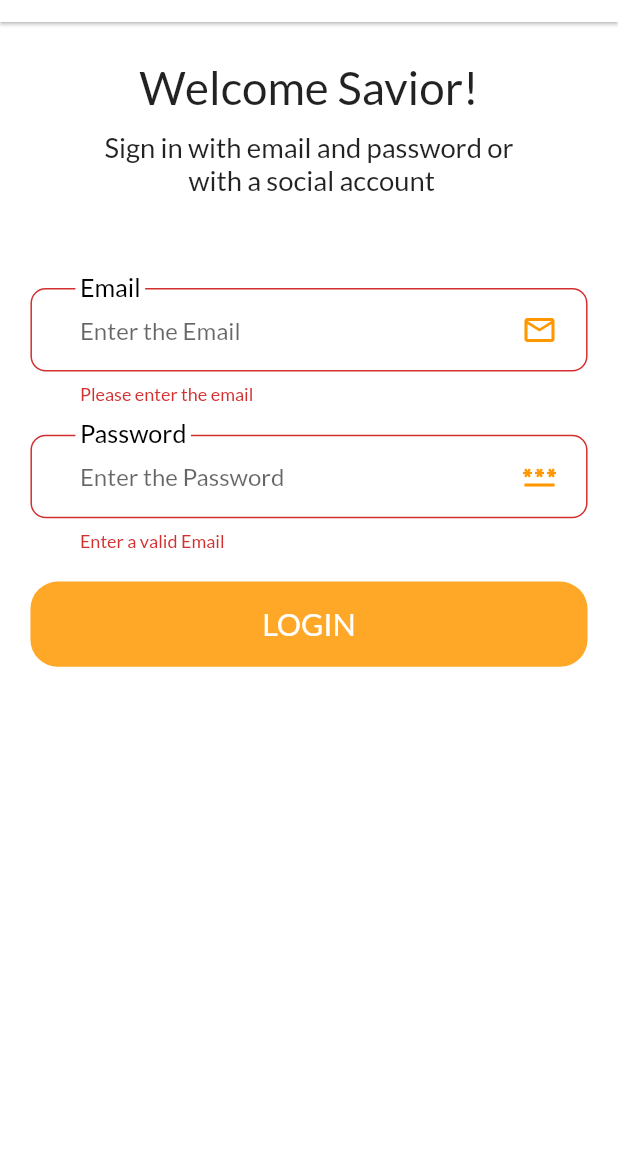
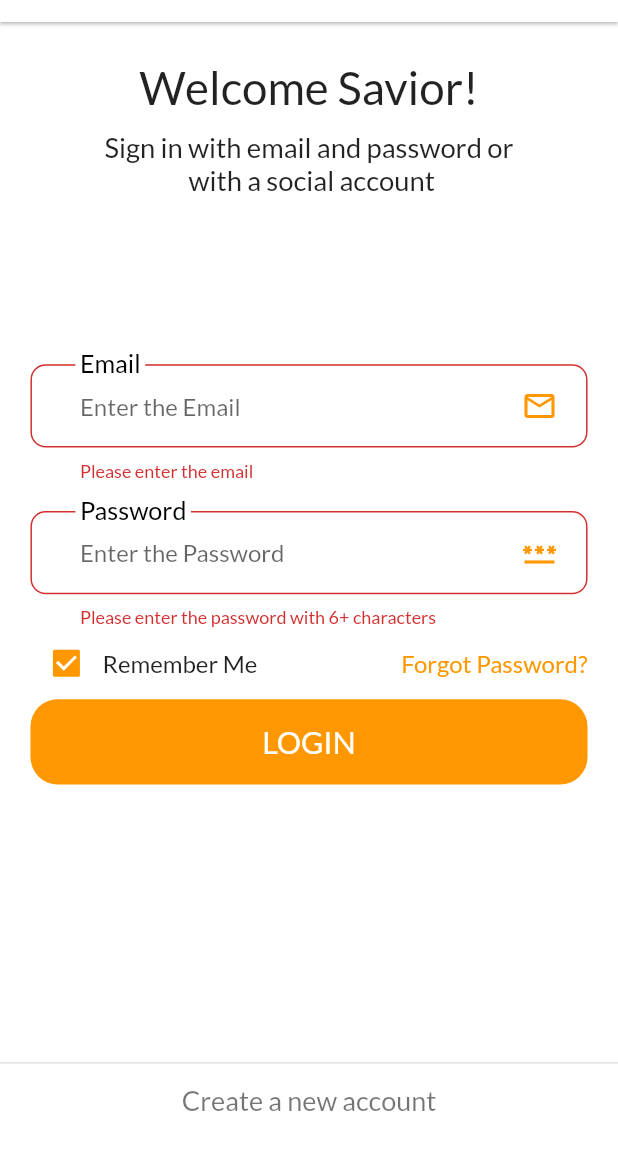
Before and after one commit to moxarth/helping_hands_v2, a Flutter app: the screen it shows after launch, after a tap on "LOGIN", on a phone screen of 412 x 824 dp, the part 62-1232 px from its top. Run offline on Flutter 3.47's test engine with Material 2 defaults, Android fonts, the phone set to English and light mode, and no system bars; our stand-ins replace email_validator, firebase_auth, firebase_core, google_fonts, google_sign_in, lottie; accounts and stored records are empty.

Commit message:
Updated the code

```diff
--- a/lib/main.dart
+++ b/lib/main.dart
@@ -22,7 +22,7 @@ class MyApp extends StatelessWidget {
       title: 'Helping Hands',
       debugShowCheckedModeBanner: false,
       theme: ThemeData(
-        primaryColor: Colors.orange.shade400,
+        primaryColor: Colors.orange.shade500,
         textTheme: GoogleFonts.latoTextTheme(),
         scaffoldBackgroundColor: Colors.white,
         brightness: Brightness.light,
--- a/lib/screens/home_page/home_page.dart
+++ b/lib/screens/home_page/home_page.dart
@@ -1,9 +1,9 @@
 import 'package:flutter/material.dart';
 import 'package:helping_hands_v2/constants/constants.dart';
+import 'package:helping_hands_v2/services/authentication_methods.dart';
 import 'package:lottie/lottie.dart';
 
 class MyHomePage extends StatefulWidget {
-
   static String routeName = '/home';
 
   @override
@@ -16,16 +16,24 @@ class _MyHomePageState extends State<MyHomePage> {
     return Scaffold(
       appBar: AppBar(
         elevation: 1.0,
-        title: Text(
-          "Welcome",
-          style: regularTextStyle
-        ),
+        title: Text("Welcome", style: regularTextStyle),
         titleSpacing: 3.0,
         centerTitle: true,
         backgroundColor: Colors.white,
       ),
-      body: Center(
-        child: Lottie.asset("assets/animations/animation-1.json"),
+      body: Column(
+        children: [
+          Center(
+            child: Lottie.asset("assets/animations/animation-1.json"),
+          ),
+          IconButton(
+            onPressed: () async {
+              await AuthServices().signOut();
+              print("SIGNING OUT...");
+            },
+            icon: Icon(Icons.logout),
+          ),
+        ],
       ),
     );
   }
--- a/lib/screens/login_page/login_page_body.dart
+++ b/lib/screens/login_page/login_page_body.dart
@@ -1,5 +1,6 @@
 import 'package:email_validator/email_validator.dart';
 import 'package:flutter/material.dart';
+import 'package:google_fonts/google_fonts.dart';
 import 'package:helping_hands_v2/services/authentication_methods.dart';
 import 'package:helping_hands_v2/size_config.dart';
 import 'package:helping_hands_v2/widgets/custom_button.dart';
@@ -19,11 +20,12 @@ class _LoginPageBodyState extends State<LoginPageBody> {
   FocusNode? _passwordFocusNode;
   bool isLoading = false;
   bool isForgotPasswordChecked = false;
+  late bool isRememberMeTicked = true;
 
   @override
   void initState() {
+    super.initState();
     _passwordFocusNode = FocusNode();
-    super.initState();
   }
 
   @override
@@ -34,13 +36,14 @@ class _LoginPageBodyState extends State<LoginPageBody> {
         child: SingleChildScrollView(
           child: Column(
             children: [
-              SizedBox(height: getProportionateScreenHeight(25),),
+              SizedBox(
+                height: getProportionateScreenHeight(25),
+              ),
               Text(
                 "Welcome Savior!",
                 style: TextStyle(
                     fontSize: getProportionateScreenHeight(30),
-                  fontWeight: FontWeight.w500
-                ),
+                    fontWeight: FontWeight.w500),
               ),
               SizedBox(
                 height: getProportionateScreenHeight(10),
@@ -49,11 +52,12 @@ class _LoginPageBodyState extends State<LoginPageBody> {
                 "Sign in with email and password or\n with a social account",
                 style: TextStyle(
                     fontSize: getProportionateScreenHeight(18),
-                    fontWeight: FontWeight.w500
-                ),
+                    fontWeight: FontWeight.w500),
                 textAlign: TextAlign.center,
               ),
-              SizedBox(height: getProportionateScreenHeight(60),),
+              SizedBox(
+                height: getProportionateScreenHeight(110),
+              ),
               Form(
                 key: widget.formKey!,
                 child: Padding(
@@ -64,8 +68,9 @@ class _LoginPageBodyState extends State<LoginPageBody> {
                     children: [
                       CustomInput(
                         validator: (value) {
-                          final bool isValidate = EmailValidator.validate(value!);
-                          if(value.isEmpty){
+                          final bool isValidate =
+                              EmailValidator.validate(value!);
+                          if (value.isEmpty) {
                             return 'Please enter the email';
                           } else if (!isValidate) {
                             return 'Please enter valid email';
@@ -74,7 +79,10 @@ class _LoginPageBodyState extends State<LoginPageBody> {
                         hintText: "Enter the Email",
                         textInputAction: TextInputAction.next,
                         label: "Email",
-                        iconData: Icon(Icons.email_outlined, color: Colors.orange,),
+                        iconData: Icon(
+                          Icons.email_outlined,
+                          color: Colors.orange,
+                        ),
                         onChanged: (value) {
                           email = value;
                         },
@@ -82,32 +90,72 @@ class _LoginPageBodyState extends State<LoginPageBody> {
                           _passwordFocusNode!.requestFocus();
                         },
                       ),
-                      SizedBox(height: getProportionateScreenHeight(20),),
+                      SizedBox(
+                        height: getProportionateScreenHeight(20),
+                      ),
                       CustomInput(
                         validator: (value) {
-                          if(value!.length < 6) {
-                            return "Enter a valid Email";
+                          if (value!.length < 6) {
+                            return "Please enter the password with 6+ characters";
                           }
                         },
                         hintText: "Enter the Password",
                         textInputAction: TextInputAction.done,
                         label: "Password",
-                        iconData: Icon(Icons.password_outlined, color: Colors.orange,),
+                        iconData: Icon(
+                          Icons.password_outlined,
+                          color: Colors.orange,
+                        ),
                         onChanged: (value) {
                           password = value;
                         },
                         focusNode: _passwordFocusNode,
                         obscuredText: true,
                       ),
-                      SizedBox(height: getProportionateScreenHeight(20),),
+                      Row(
+                        mainAxisAlignment: MainAxisAlignment.spaceBetween,
+                        children: [
+                          Row(
+                            children: [
+                              Checkbox(
+                                value: isRememberMeTicked,
+                                onChanged: (value) {
+                                  setState(() {
+                                    isRememberMeTicked = value!;
+                                  });
+                                },
+                                activeColor: Theme.of(context).primaryColor,
+                              ),
+                              Text(
+                                "Remember Me",
+                                style: GoogleFonts.lato(
+                                  fontSize: 16.0,
+                                ),
+                              ),
+                            ],
+                          ),
+                          GestureDetector(
+                            onTap: () {
+                              print("FORGOT PASSWORD");
+                            },
+                            child: Text(
+                              "Forgot Password?",
+                              style: GoogleFonts.lato(
+                                color: Colors.orange.shade500,
+                                fontSize: 16.0,
+                              ),
+                            ),
+                          ),
+                        ],
+                      ),
                       CustomButton(
                           onPressed: () async {
                             setState(() {
                               isLoading = true;
                             });
-                          if(widget.formKey!.currentState!.validate()) {
-                            await _authServices.signInWithEmailAndPassword(email, password);
-                            print("DONE");
+                            if (widget.formKey!.currentState!.validate()) {
+                              await _authServices.registerWithEmailAndPassword(
+                                  email, password);
                               setState(() {
                                 isLoading = false;
                               });
@@ -118,9 +166,33 @@ class _LoginPageBodyState extends State<LoginPageBody> {
                             }
                           },
                           title: "LOGIN",
-                        isLoading: isLoading
+                          isLoading: isLoading),
+                    ],
                   ),
-                    ],
+                ),
+              ),
+              SizedBox(
+                height: 185,
+              ),
+              GestureDetector(
+                onTap: () {
+                  print("CREATE NEW ACCOUNT");
+                },
+                child: Container(
+                  decoration: BoxDecoration(
+                    border: Border(
+                      top: BorderSide(color: Colors.black12),
+                    ),
+                  ),
+                  height: 50.0,
+                  child: Center(
+                    child: Text(
+                      "Create a new account",
+                      style: GoogleFonts.lato(
+                        color: Colors.black54,
+                        fontSize: 18.0,
+                      ),
+                    ),
                   ),
                 ),
               ),
```
Lines whose indentation alone changed are shown as unchanged.
